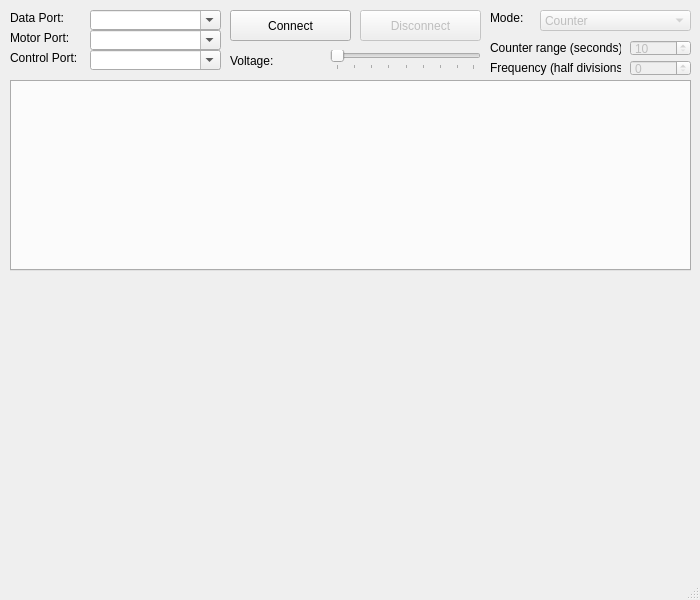
ahp-electronics/xc-gui, file mainwindow.ui: the form before one commit.
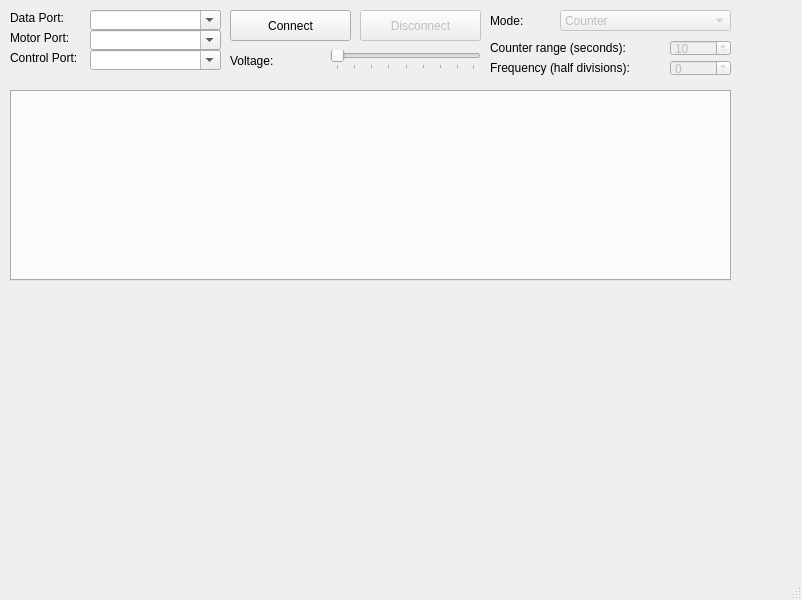
The form after the commit.

Diff of the .ui file:
```diff
--- a/mainwindow.ui
+++ b/mainwindow.ui
@@ -6,7 +6,7 @@
    <rect>
     <x>0</x>
     <y>0</y>
-    <width>700</width>
+    <width>802</width>
     <height>600</height>
    </rect>
   </property>
@@ -73,8 +73,8 @@
     <property name="geometry">
      <rect>
       <x>10</x>
-      <y>80</y>
-      <width>681</width>
+      <y>90</y>
+      <width>721</width>
       <height>191</height>
      </rect>
     </property>
@@ -88,9 +88,9 @@
     </property>
     <property name="geometry">
      <rect>
-      <x>540</x>
+      <x>560</x>
       <y>10</y>
-      <width>151</width>
+      <width>171</width>
       <height>21</height>
      </rect>
     </property>
@@ -136,7 +136,7 @@
       <x>490</x>
       <y>10</y>
       <width>51</width>
-      <height>16</height>
+      <height>21</height>
      </rect>
     </property>
     <property name="text">
@@ -148,7 +148,7 @@
      <rect>
       <x>490</x>
       <y>60</y>
-      <width>131</width>
+      <width>171</width>
       <height>16</height>
      </rect>
     </property>
@@ -162,7 +162,7 @@
     </property>
     <property name="geometry">
      <rect>
-      <x>630</x>
+      <x>670</x>
       <y>60</y>
       <width>61</width>
       <height>16</height>
@@ -177,7 +177,7 @@
      <rect>
       <x>490</x>
       <y>40</y>
-      <width>131</width>
+      <width>171</width>
       <height>16</height>
      </rect>
     </property>
@@ -191,7 +191,7 @@
     </property>
     <property name="geometry">
      <rect>
-      <x>630</x>
+      <x>670</x>
       <y>40</y>
       <width>61</width>
       <height>16</height>
```
Left out of the diff: 4 changed lines with no effect on the pictures.
